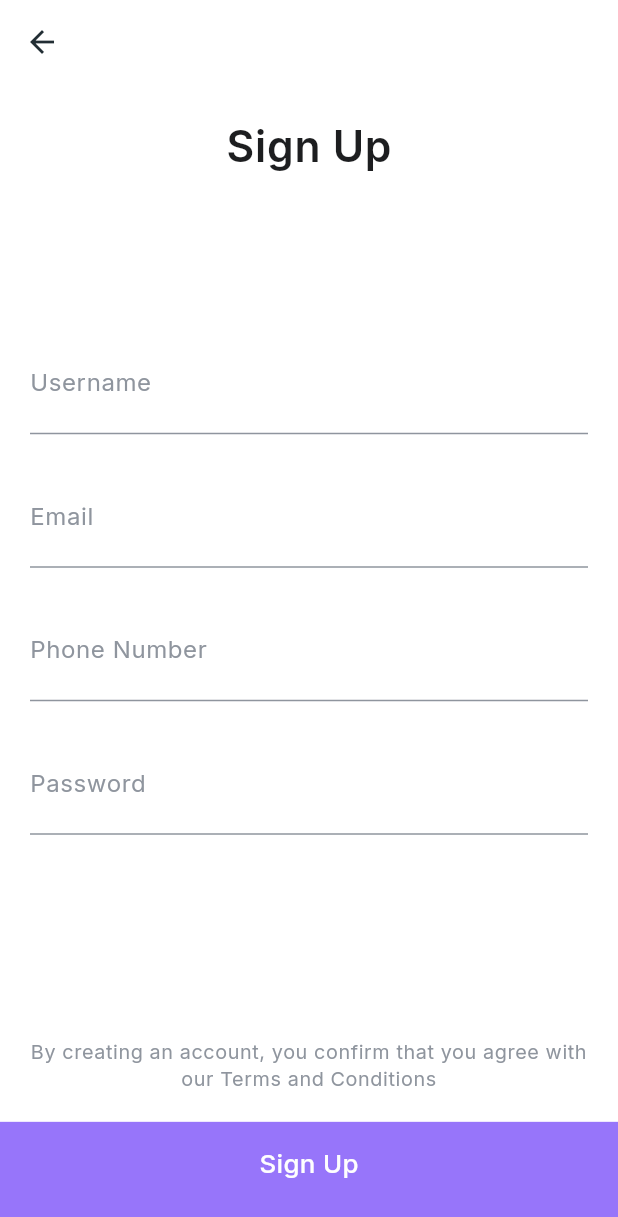
After one commit to jasimrazi/E-CommerceApp, a Flutter app: the screen it shows after launch, after a tap on "Already have an account? Signin", on a phone screen of 412 x 824 dp. The commit adds this screen. Shown: the top 1217 px of the screen. Run offline on Flutter 3.47's test engine with Material 3 defaults, Android fonts, the phone set to English and light mode, and no system bars; our stand-ins replace flutter_screenutil.

Commit message:
Add signup page

```diff
--- a/lib/views/auth/login_page.dart
+++ b/lib/views/auth/login_page.dart
@@ -1,3 +1,4 @@
+import 'package:aami/views/auth/signup_page.dart';
 import 'package:aami/widgets/appbar.dart';
 import 'package:aami/widgets/bottomnavbutton.dart';
 import 'package:aami/widgets/texfield.dart';
@@ -63,12 +64,21 @@ class LoginPage extends StatelessWidget {
                 ),
               ),
               Spacer(),
-              Text(
-                'By connecting your account confirm that you agree with our Term and Condition',
-                textAlign: TextAlign.center,
-                style: Theme.of(context).textTheme.bodySmall!.copyWith(
-                      fontSize: 13.sp,
-                    ),
+              GestureDetector(
+                onTap: () {
+                  Navigator.push(
+                      context,
+                      MaterialPageRoute(
+                        builder: (context) => SignupPage(),
+                      ));
+                },
+                child: Text(
+                  'Already have an account? Signin',
+                  textAlign: TextAlign.center,
+                  style: Theme.of(context).textTheme.bodySmall!.copyWith(
+                        fontSize: 13.sp,
+                      ),
+                ),
               ),
             ],
           ),
--- /dev/null
+++ b/lib/views/auth/signup_page.dart
@@ -0,0 +1,71 @@
+import 'package:aami/widgets/appbar.dart';
+import 'package:aami/widgets/bottomnavbutton.dart';
+import 'package:aami/widgets/texfield.dart';
+import 'package:flutter/material.dart';
+import 'package:flutter_screenutil/flutter_screenutil.dart';
+
+class SignupPage extends StatelessWidget {
+  const SignupPage({super.key});
+
+  @override
+  Widget build(BuildContext context) {
+    return SafeArea(
+      child: Scaffold(
+        resizeToAvoidBottomInset: false,
+        appBar: CustomAppbar(),
+        body: Padding(
+          padding: const EdgeInsets.all(20.0),
+          child: Column(
+            children: [
+              Center(
+                child: Container(
+                  margin: EdgeInsets.only(bottom: 100.h),
+                  child: Column(
+                    children: [
+                      Text(
+                        'Sign Up',
+                        style: Theme.of(context)
+                            .textTheme
+                            .bodyLarge!
+                            .copyWith(fontSize: 28.sp),
+                      ),
+                    ],
+                  ),
+                ),
+              ),
+              CustomTextField(
+                labelText: 'Username',
+              ),
+              CustomTextField(
+                labelText: 'Email',
+                keyboardType: TextInputType.emailAddress,
+              ),
+              CustomTextField(
+                labelText: 'Phone Number',
+                keyboardType: TextInputType.phone,
+              ),
+              CustomTextField(
+                labelText: 'Password',
+              ),
+              SizedBox(
+                height: 15.h,
+              ),
+              Spacer(),
+              Text(
+                'By creating an account, you confirm that you agree with our Terms and Conditions',
+                textAlign: TextAlign.center,
+                style: Theme.of(context).textTheme.bodySmall!.copyWith(
+                      fontSize: 13.sp,
+                    ),
+              ),
+            ],
+          ),
+        ),
+        bottomNavigationBar: CustomBottomNavButton(
+          onTap: () {},
+          title: 'Sign Up',
+        ),
+      ),
+    );
+  }
+}
```
